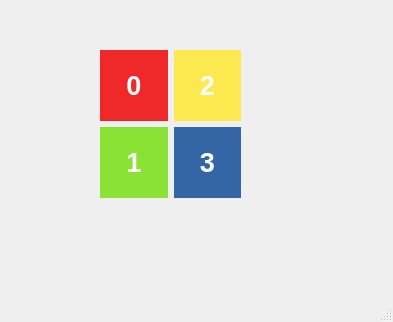
The window that qtc_layout/mainwindow.ui (korhanmd/pyqt-practice) describes before a commit, drawn with Qt 5.
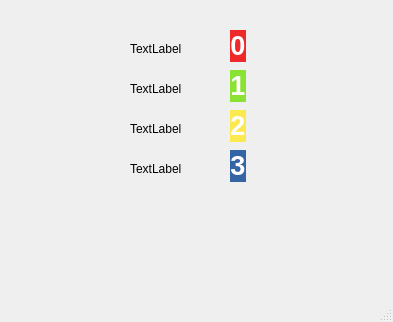
The same window after the commit.

Commit message: Add new labels to apply form layout

What changed in the file:
```diff
--- a/qtc_layout/mainwindow.ui
+++ b/qtc_layout/mainwindow.ui
@@ -14,18 +14,15 @@
    <string>MainWindow</string>
   </property>
   <widget class="QWidget" name="centralwidget">
-   <widget class="QWidget" name="">
-    <property name="geometry">
-     <rect>
-      <x>100</x>
-      <y>50</y>
-      <width>141</width>
-      <height>148</height>
-     </rect>
-    </property>
-    <layout class="QGridLayout" name="gridLayout">
-     <item row="0" column="0">
       <widget class="QLabel" name="label">
+    <property name="geometry">
+     <rect>
+      <x>230</x>
+      <y>30</y>
+      <width>16</width>
+      <height>32</height>
+     </rect>
+    </property>
        <property name="palette">
         <palette>
          <active>
@@ -480,9 +477,15 @@
         <string>&lt;html&gt;&lt;head/&gt;&lt;body&gt;&lt;p align=&quot;center&quot;&gt;&lt;span style=&quot; font-weight:600; color:#ffffff;&quot;&gt;0&lt;/span&gt;&lt;/p&gt;&lt;/body&gt;&lt;/html&gt;</string>
        </property>
       </widget>
-     </item>
-     <item row="1" column="0">
       <widget class="QLabel" name="label_2">
+    <property name="geometry">
+     <rect>
+      <x>230</x>
+      <y>70</y>
+      <width>16</width>
+      <height>32</height>
+     </rect>
+    </property>
        <property name="palette">
         <palette>
          <active>
@@ -932,9 +935,15 @@
         <string>&lt;html&gt;&lt;head/&gt;&lt;body&gt;&lt;p align=&quot;center&quot;&gt;&lt;span style=&quot; font-size:20pt; font-weight:600; color:#ffffff;&quot;&gt;1&lt;/span&gt;&lt;/p&gt;&lt;/body&gt;&lt;/html&gt;</string>
        </property>
       </widget>
-     </item>
-     <item row="0" column="1">
       <widget class="QLabel" name="label_3">
+    <property name="geometry">
+     <rect>
+      <x>230</x>
+      <y>110</y>
+      <width>16</width>
+      <height>32</height>
+     </rect>
+    </property>
        <property name="palette">
         <palette>
          <active>
@@ -1384,9 +1393,15 @@
         <string>&lt;html&gt;&lt;head/&gt;&lt;body&gt;&lt;p align=&quot;center&quot;&gt;&lt;span style=&quot; font-size:20pt; font-weight:600; color:#ffffff;&quot;&gt;2&lt;/span&gt;&lt;/p&gt;&lt;/body&gt;&lt;/html&gt;</string>
        </property>
       </widget>
-     </item>
-     <item row="1" column="1">
       <widget class="QLabel" name="label_4">
+    <property name="geometry">
+     <rect>
+      <x>230</x>
+      <y>150</y>
+      <width>16</width>
+      <height>32</height>
+     </rect>
+    </property>
        <property name="palette">
         <palette>
          <active>
@@ -1836,8 +1851,57 @@
         <string>&lt;html&gt;&lt;head/&gt;&lt;body&gt;&lt;p align=&quot;center&quot;&gt;&lt;span style=&quot; font-size:20pt; font-weight:600; color:#ffffff;&quot;&gt;3&lt;/span&gt;&lt;/p&gt;&lt;/body&gt;&lt;/html&gt;</string>
        </property>
       </widget>
-     </item>
-    </layout>
+   <widget class="QLabel" name="label_5">
+    <property name="geometry">
+     <rect>
+      <x>130</x>
+      <y>40</y>
+      <width>67</width>
+      <height>17</height>
+     </rect>
+    </property>
+    <property name="text">
+     <string>TextLabel</string>
+    </property>
+   </widget>
+   <widget class="QLabel" name="label_6">
+    <property name="geometry">
+     <rect>
+      <x>130</x>
+      <y>80</y>
+      <width>67</width>
+      <height>17</height>
+     </rect>
+    </property>
+    <property name="text">
+     <string>TextLabel</string>
+    </property>
+   </widget>
+   <widget class="QLabel" name="label_7">
+    <property name="geometry">
+     <rect>
+      <x>130</x>
+      <y>120</y>
+      <width>67</width>
+      <height>17</height>
+     </rect>
+    </property>
+    <property name="text">
+     <string>TextLabel</string>
+    </property>
+   </widget>
+   <widget class="QLabel" name="label_8">
+    <property name="geometry">
+     <rect>
+      <x>130</x>
+      <y>160</y>
+      <width>67</width>
+      <height>17</height>
+     </rect>
+    </property>
+    <property name="text">
+     <string>TextLabel</string>
+    </property>
    </widget>
   </widget>
   <widget class="QMenuBar" name="menubar">
```
Lines whose indentation alone changed are shown as unchanged.
